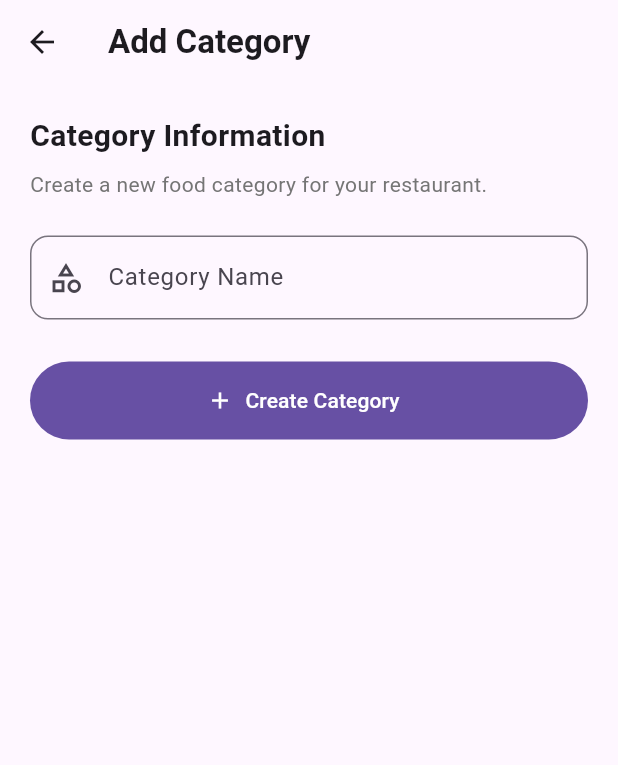
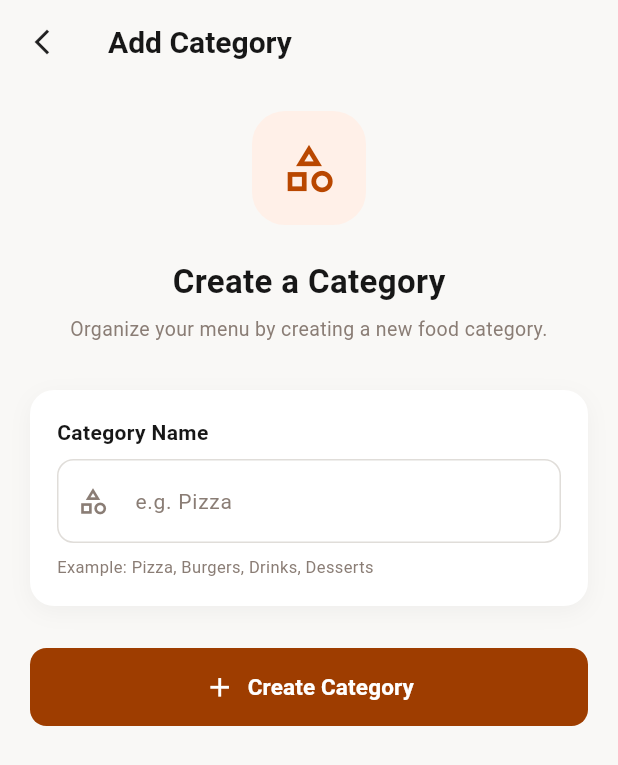
Before and after one commit to RawalAnuma/restaurant_management_app, a Flutter app: the CreateCategoryScreen screen opened directly, on a phone screen of 412 x 824 dp. Shown: the top 765 px of the screen. Run offline on Flutter 3.47's test engine with Material 3 defaults, Android fonts, the light colour scheme and no system bars; our stand-ins replace image_picker, shared_preferences; accounts and stored records are empty.

Commit message:
feat: improve create category screen

```diff
--- a/lib/screens/create_category_screen.dart
+++ b/lib/screens/create_category_screen.dart
@@ -15,6 +15,13 @@ class _CreateCategoryScreenState extends State<CreateCategoryScreen> {
   final _nameController = TextEditingController();
 
   bool _isSubmitting = false;
+
+  static const Color primaryOrange = Color(0xFFB94700);
+  static const Color darkOrange = Color(0xFF9E3D00);
+  static const Color backgroundColor = Color(0xFFF9F8F6);
+  static const Color textColor = Color(0xFF171717);
+  static const Color secondaryText = Color(0xFF8A7D75);
+  static const Color borderColor = Color(0xFFE0DDD9);
 
   @override
   void dispose() {
@@ -34,15 +41,14 @@ class _CreateCategoryScreenState extends State<CreateCategoryScreen> {
     });
 
     try {
-      await categoryProvider.createCategory(
-        _nameController.text.trim(),
-      );
+      await categoryProvider.createCategory(_nameController.text.trim());
 
       if (!mounted) return;
 
       ScaffoldMessenger.of(context).showSnackBar(
         const SnackBar(
           content: Text('Category created successfully'),
+          behavior: SnackBarBehavior.floating,
         ),
       );
 
@@ -53,6 +59,7 @@ class _CreateCategoryScreenState extends State<CreateCategoryScreen> {
       ScaffoldMessenger.of(context).showSnackBar(
         SnackBar(
           content: Text('Failed to create category: $e'),
+          behavior: SnackBarBehavior.floating,
         ),
       );
     } finally {
@@ -64,52 +71,162 @@ class _CreateCategoryScreenState extends State<CreateCategoryScreen> {
     }
   }
 
+  InputDecoration _inputDecoration() {
+    return InputDecoration(
+      hintText: 'e.g. Pizza',
+      hintStyle: const TextStyle(color: secondaryText, fontSize: 14),
+      prefixIcon: const Icon(
+        Icons.category_outlined,
+        color: secondaryText,
+        size: 21,
+      ),
+      filled: true,
+      fillColor: Colors.white,
+      contentPadding: const EdgeInsets.symmetric(horizontal: 16, vertical: 16),
+      border: OutlineInputBorder(
+        borderRadius: BorderRadius.circular(11),
+        borderSide: const BorderSide(color: borderColor),
+      ),
+      enabledBorder: OutlineInputBorder(
+        borderRadius: BorderRadius.circular(11),
+        borderSide: const BorderSide(color: borderColor),
+      ),
+      focusedBorder: OutlineInputBorder(
+        borderRadius: BorderRadius.circular(11),
+        borderSide: const BorderSide(color: primaryOrange, width: 1.5),
+      ),
+      errorBorder: OutlineInputBorder(
+        borderRadius: BorderRadius.circular(11),
+        borderSide: const BorderSide(color: Colors.red),
+      ),
+      focusedErrorBorder: OutlineInputBorder(
+        borderRadius: BorderRadius.circular(11),
+        borderSide: const BorderSide(color: Colors.red, width: 1.5),
+      ),
+    );
+  }
+
   @override
   Widget build(BuildContext context) {
     return Scaffold(
+      backgroundColor: backgroundColor,
+
       appBar: AppBar(
+        backgroundColor: backgroundColor,
+        elevation: 0,
+        scrolledUnderElevation: 0,
+
+        leading: IconButton(
+          onPressed: () {
+            Navigator.pop(context);
+          },
+          icon: const Icon(
+            Icons.arrow_back_ios_new,
+            color: Colors.black87,
+            size: 20,
+          ),
+        ),
+
         title: const Text(
           'Add Category',
-          style: TextStyle(fontWeight: FontWeight.bold),
+          style: TextStyle(
+            color: textColor,
+            fontSize: 20,
+            fontWeight: FontWeight.w700,
           ),
         ),
-      body: Padding(
-        padding: const EdgeInsets.all(20),
+      ),
+
+      body: SafeArea(
         child: Form(
           key: _formKey,
+          child: ListView(
+            padding: const EdgeInsets.fromLTRB(20, 18, 20, 30),
+            children: [
+              // HEADER ICON
+              Center(
+                child: Container(
+                  height: 76,
+                  width: 76,
+                  decoration: BoxDecoration(
+                    color: const Color(0xFFFFF0E8),
+                    borderRadius: BorderRadius.circular(22),
+                  ),
+                  child: const Icon(
+                    Icons.category_outlined,
+                    color: primaryOrange,
+                    size: 38,
+                  ),
+                ),
+              ),
+
+              const SizedBox(height: 22),
+
+              const Center(
+                child: Text(
+                  'Create a Category',
+                  style: TextStyle(
+                    color: textColor,
+                    fontSize: 22,
+                    fontWeight: FontWeight.w700,
+                  ),
+                ),
+              ),
+
+              const SizedBox(height: 7),
+
+              const Center(
+                child: Text(
+                  'Organize your menu by creating a new food category.',
+                  textAlign: TextAlign.center,
+                  style: TextStyle(
+                    color: secondaryText,
+                    fontSize: 13,
+                    height: 1.4,
+                  ),
+                ),
+              ),
+
+              const SizedBox(height: 32),
+
+              // FORM CARD
+              Container(
+                padding: const EdgeInsets.all(18),
+                decoration: BoxDecoration(
+                  color: Colors.white,
+                  borderRadius: BorderRadius.circular(16),
+                  boxShadow: [
+                    BoxShadow(
+                      color: Colors.black.withValues(alpha: 0.04),
+                      blurRadius: 12,
+                      offset: const Offset(0, 4),
+                    ),
+                  ],
+                ),
                 child: Column(
                   crossAxisAlignment: CrossAxisAlignment.start,
                   children: [
                     const Text(
-                'Category Information',
+                      'Category Name',
                       style: TextStyle(
-                  fontSize: 20,
-                  fontWeight: FontWeight.bold,
+                        color: textColor,
+                        fontSize: 14,
+                        fontWeight: FontWeight.w600,
                       ),
                     ),
 
                     const SizedBox(height: 8),
 
-              Text(
-                'Create a new food category for your restaurant.',
-                style: TextStyle(
-                  color: Colors.grey.shade600,
-                ),
-              ),
-
-              const SizedBox(height: 24),
-
                     TextFormField(
                       controller: _nameController,
                       textCapitalization: TextCapitalization.words,
-                decoration: InputDecoration(
-                  labelText: 'Category Name',
-                  hintText: 'e.g. Pizza',
-                  prefixIcon: const Icon(Icons.category_outlined),
-                  border: OutlineInputBorder(
-                    borderRadius: BorderRadius.circular(12),
-                  ),
-                ),
+                      textInputAction: TextInputAction.done,
+                      onFieldSubmitted: (_) {
+                        if (!_isSubmitting) {
+                          _createCategory();
+                        }
+                      },
+                      decoration: _inputDecoration(),
                       validator: (value) {
                         if (value == null || value.trim().isEmpty) {
                           return 'Please enter category name';
@@ -123,24 +240,55 @@ class _CreateCategoryScreenState extends State<CreateCategoryScreen> {
                       },
                     ),
 
+                    const SizedBox(height: 8),
+
+                    const Text(
+                      'Example: Pizza, Burgers, Drinks, Desserts',
+                      style: TextStyle(color: secondaryText, fontSize: 11),
+                    ),
+                  ],
+                ),
+              ),
+
               const SizedBox(height: 28),
 
+              // CREATE BUTTON
               SizedBox(
                 width: double.infinity,
                 height: 52,
-                child: FilledButton.icon(
+                child: ElevatedButton(
                   onPressed: _isSubmitting ? null : _createCategory,
-                  icon: _isSubmitting
+                  style: ElevatedButton.styleFrom(
+                    backgroundColor: darkOrange,
+                    foregroundColor: Colors.white,
+                    disabledBackgroundColor: darkOrange.withValues(alpha: 0.6),
+                    elevation: 0,
+                    shape: RoundedRectangleBorder(
+                      borderRadius: BorderRadius.circular(11),
+                    ),
+                  ),
+                  child: _isSubmitting
                       ? const SizedBox(
-                          width: 20,
-                          height: 20,
+                          height: 22,
+                          width: 22,
                           child: CircularProgressIndicator(
-                            strokeWidth: 2,
+                            strokeWidth: 2.2,
+                            color: Colors.white,
                           ),
                         )
-                      : const Icon(Icons.add),
-                  label: Text(
-                    _isSubmitting ? 'Creating...' : 'Create Category',
+                      : const Row(
+                          mainAxisAlignment: MainAxisAlignment.center,
+                          children: [
+                            Icon(Icons.add, size: 21),
+                            SizedBox(width: 8),
+                            Text(
+                              'Create Category',
+                              style: TextStyle(
+                                fontSize: 15,
+                                fontWeight: FontWeight.w600,
+                              ),
+                            ),
+                          ],
                         ),
                 ),
               ),
```
Lines whose indentation alone changed are shown as unchanged.
